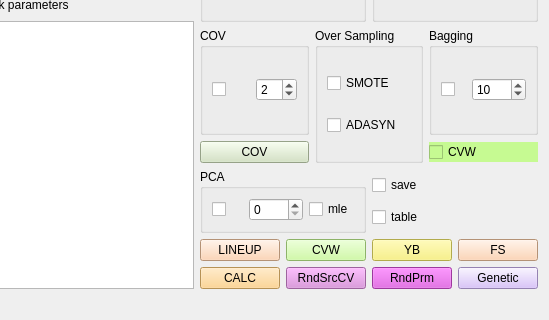
idergunoff/geovel_1.0, file qt/classifier_form.ui: the form before one commit; both pictures show x 726 to 1275 and y 513 to 833 of the 1275 by 833 pixel window.
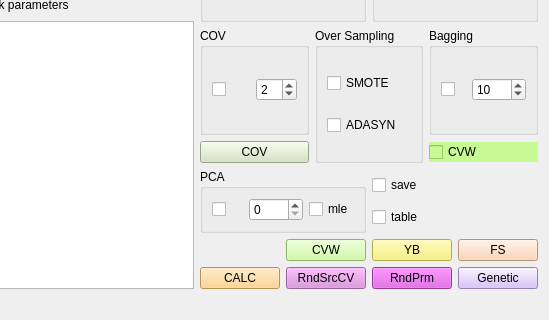
The form after the commit.

Commit message: migration - drop lineup table; calc object bug fix

The edit to the form file:
```diff
--- a/qt/classifier_form.ui
+++ b/qt/classifier_form.ui
@@ -465,19 +465,6 @@
        </item>
        <item row="5" column="0">
         <layout class="QGridLayout" name="gridLayout_35">
-         <item row="0" column="0">
-          <widget class="QPushButton" name="pushButton_add_to_lineup">
-           <property name="toolTip">
-            <string>Добавить модель в лайнап</string>
-           </property>
-           <property name="styleSheet">
-            <string notr="true">background-color: rgb(252, 204, 165);</string>
-           </property>
-           <property name="text">
-            <string>LINEUP</string>
-           </property>
-          </widget>
-         </item>
          <item row="0" column="1">
           <widget class="QPushButton" name="pushButton_cvw">
            <property name="toolTip">
```
The commit also changes 14 other files.
